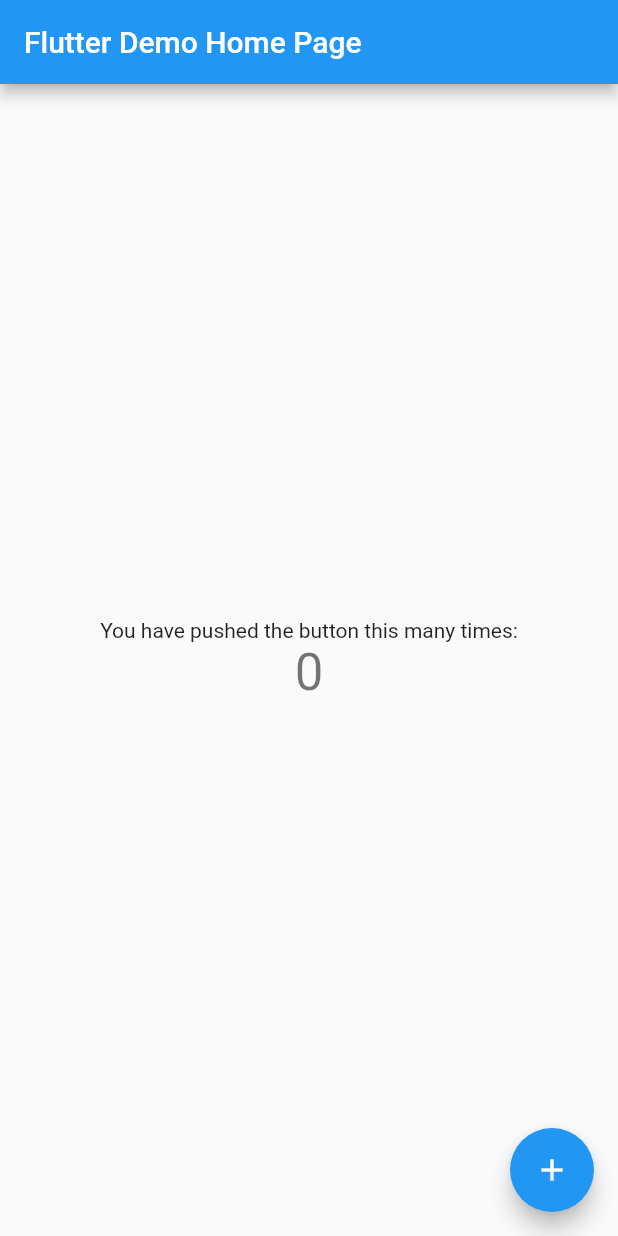
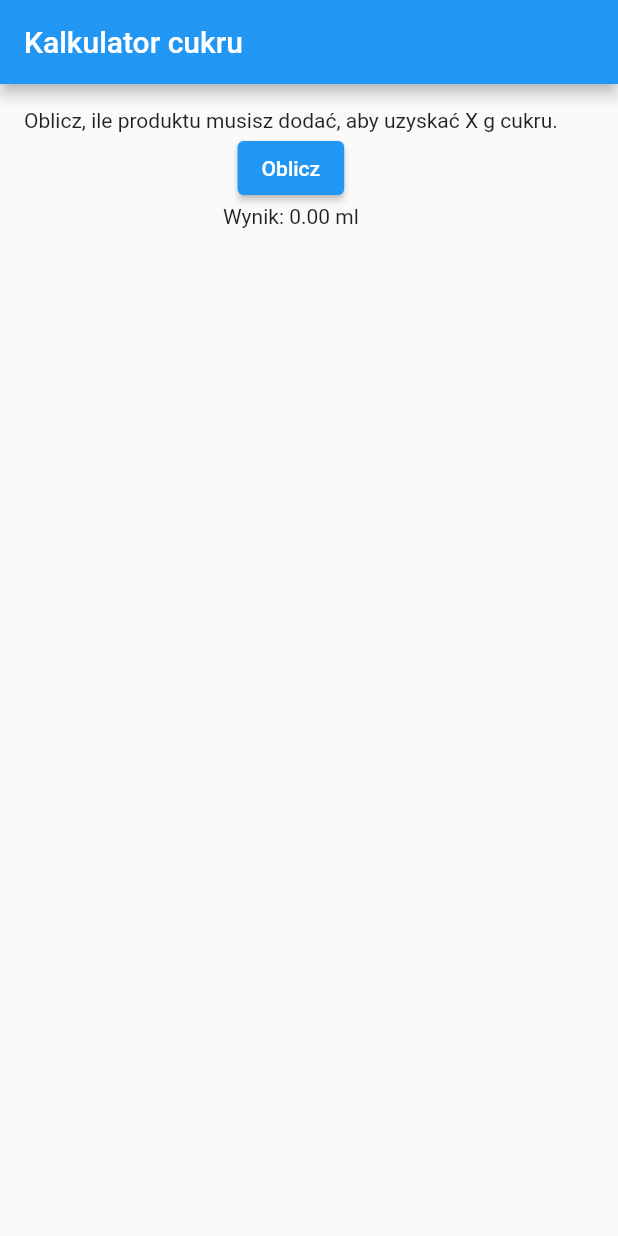
Before and after one commit to WezSieTato/BoolBrewLator, a Flutter app: the screen it shows after launch, on a phone screen of 412 x 824 dp. Run offline on Flutter 3.47's test engine with Material 2 defaults, Android fonts, the light colour scheme and no system bars; our stand-ins replace bloc, flutter_bloc.

Commit message:
feature: sugar calculator step 1

```diff
--- a/lib/main.dart
+++ b/lib/main.dart
@@ -1,115 +1,19 @@
 import 'package:flutter/material.dart';
+import 'sugar_calculator/sugar_calculator_screen.dart';
 
 void main() {
-  runApp(const MyApp());
+  runApp(MyApp());
 }
 
 class MyApp extends StatelessWidget {
-  const MyApp({super.key});
-
-  // This widget is the root of your application.
   @override
   Widget build(BuildContext context) {
     return MaterialApp(
-      title: 'Flutter Demo',
+      title: 'Kalkulator cukru',
       theme: ThemeData(
-        // This is the theme of your application.
-        //
-        // Try running your application with "flutter run". You'll see the
-        // application has a blue toolbar. Then, without quitting the app, try
-        // changing the primarySwatch below to Colors.green and then invoke
-        // "hot reload" (press "r" in the console where you ran "flutter run",
-        // or simply save your changes to "hot reload" in a Flutter IDE).
-        // Notice that the counter didn't reset back to zero; the application
-        // is not restarted.
         primarySwatch: Colors.blue,
       ),
-      home: const MyHomePage(title: 'Flutter Demo Home Page'),
+      home: SugarCalculatorScreen(),
     );
   }
 }
-
-class MyHomePage extends StatefulWidget {
-  const MyHomePage({super.key, required this.title});
-
-  // This widget is the home page of your application. It is stateful, meaning
-  // that it has a State object (defined below) that contains fields that affect
-  // how it looks.
-
-  // This class is the configuration for the state. It holds the values (in this
-  // case the title) provided by the parent (in this case the App widget) and
-  // used by the build method of the State. Fields in a Widget subclass are
-  // always marked "final".
-
-  final String title;
-
-  @override
-  State<MyHomePage> createState() => _MyHomePageState();
-}
-
-class _MyHomePageState extends State<MyHomePage> {
-  int _counter = 0;
-
-  void _incrementCounter() {
-    setState(() {
-      // This call to setState tells the Flutter framework that something has
-      // changed in this State, which causes it to rerun the build method below
-      // so that the display can reflect the updated values. If we changed
-      // _counter without calling setState(), then the build method would not be
-      // called again, and so nothing would appear to happen.
-      _counter++;
-    });
-  }
-
-  @override
-  Widget build(BuildContext context) {
-    // This method is rerun every time setState is called, for instance as done
-    // by the _incrementCounter method above.
-    //
-    // The Flutter framework has been optimized to make rerunning build methods
-    // fast, so that you can just rebuild anything that needs updating rather
-    // than having to individually change instances of widgets.
-    return Scaffold(
-      appBar: AppBar(
-        // Here we take the value from the MyHomePage object that was created by
-        // the App.build method, and use it to set our appbar title.
-        title: Text(widget.title),
-      ),
-      body: Center(
-        // Center is a layout widget. It takes a single child and positions it
-        // in the middle of the parent.
-        child: Column(
-          // Column is also a layout widget. It takes a list of children and
-          // arranges them vertically. By default, it sizes itself to fit its
-          // children horizontally, and tries to be as tall as its parent.
-          //
-          // Invoke "debug painting" (press "p" in the console, choose the
-          // "Toggle Debug Paint" action from the Flutter Inspector in Android
-          // Studio, or the "Toggle Debug Paint" command in Visual Studio Code)
-          // to see the wireframe for each widget.
-          //
-          // Column has various properties to control how it sizes itself and
-          // how it positions its children. Here we use mainAxisAlignment to
-          // center the children vertically; the main axis here is the vertical
-          // axis because Columns are vertical (the cross axis would be
-          // horizontal).
-          mainAxisAlignment: MainAxisAlignment.center,
-          children: <Widget>[
-            const Text(
-              'You have pushed the button this many times:',
-            ),
-            Text(
-              '$_counter',
-              style: Theme.of(context).textTheme.headlineMedium,
-            ),
-          ],
-        ),
-      ),
-      floatingActionButton: FloatingActionButton(
-        onPressed: _incrementCounter,
-        tooltip: 'Increment',
-        child: const Icon(Icons.add),
-      ), // This trailing comma makes auto-formatting nicer for build methods.
-    );
-  }
-}
--- /dev/null
+++ b/lib/sugar_calculator/sugar_calculator_bloc.dart
@@ -0,0 +1,19 @@
+import 'package:bloc/bloc.dart';
+
+enum SugarCalculatorEvent { calculate }
+
+class SugarCalculatorBloc extends Bloc<SugarCalculatorEvent, double> {
+  SugarCalculatorBloc() : super(0);
+
+  @override
+  Stream<double> mapEventToState(SugarCalculatorEvent event) async* {
+    switch (event) {
+      case SugarCalculatorEvent.calculate:
+        double sugarNeeded = 50; // Przykładowa wartość X
+        double sugarPer100ml = 20; // Przykładowa wartość C
+        double result = (sugarNeeded * 100) / sugarPer100ml;
+        yield result;
+        break;
+    }
+  }
+}
--- /dev/null
+++ b/lib/sugar_calculator/sugar_calculator_screen.dart
@@ -0,0 +1,36 @@
+import 'package:flutter/material.dart';
+import 'package:flutter_bloc/flutter_bloc.dart';
+import 'sugar_calculator_bloc.dart';
+
+class SugarCalculatorScreen extends StatelessWidget {
+  @override
+  Widget build(BuildContext context) {
+    return BlocProvider(
+      create: (context) => SugarCalculatorBloc(),
+      child: Scaffold(
+        appBar: AppBar(
+          title: Text('Kalkulator cukru'),
+        ),
+        body: Padding(
+          padding: EdgeInsets.all(16.0),
+          child: Column(
+            children: [
+              Text('Oblicz, ile produktu musisz dodać, aby uzyskać X g cukru.'),
+              ElevatedButton(
+                onPressed: () {
+                  context.read<SugarCalculatorBloc>().add(SugarCalculatorEvent.calculate);
+                },
+                child: Text('Oblicz'),
+              ),
+              BlocBuilder<SugarCalculatorBloc, double>(
+                builder: (context, state) {
+                  return Text('Wynik: ${state.toStringAsFixed(2)} ml');
+                },
+              ),
+            ],
+          ),
+        ),
+      ),
+    );
+  }
+}
--- a/pubspec.yaml
+++ b/pubspec.yaml
@@ -35,6 +35,7 @@
   # The following adds the Cupertino Icons font to your application.
   # Use with the CupertinoIcons class for iOS style icons.
   cupertino_icons: ^1.0.2
+  flutter_bloc: ^8.1.2
 
 dev_dependencies:
   flutter_test:
```
Also changed, not shown: pubspec.lock.
